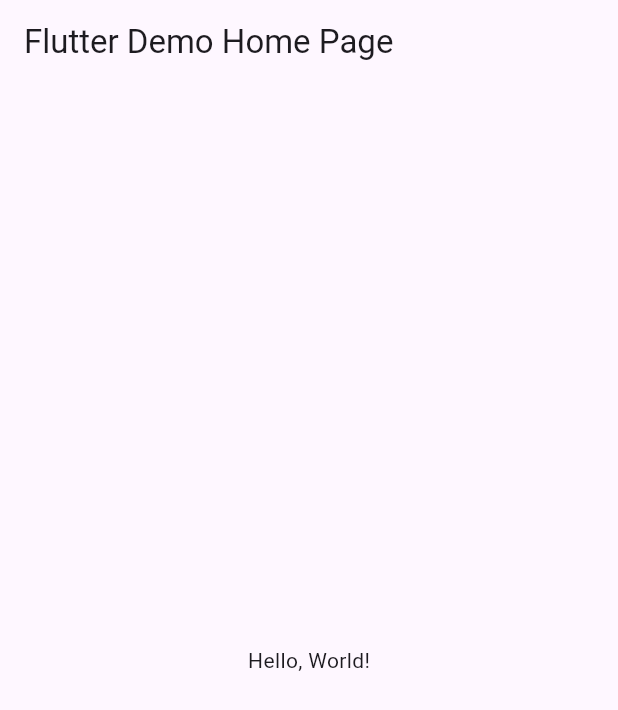
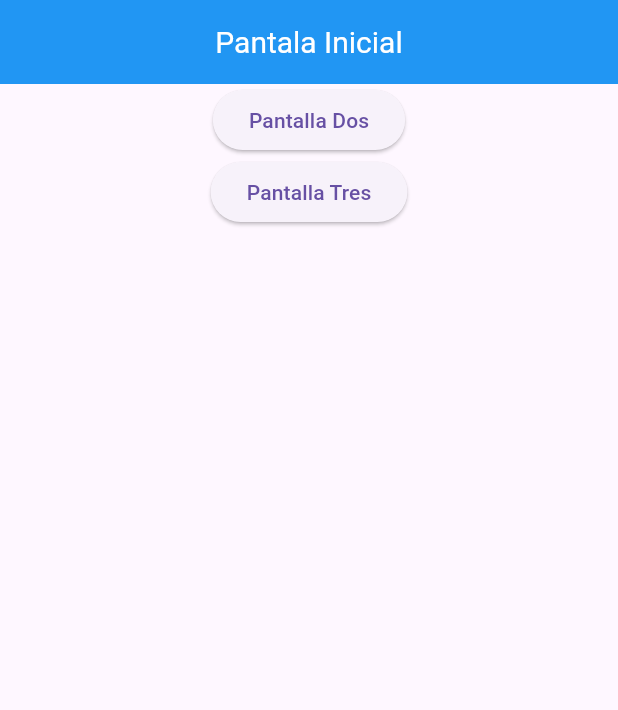
Before and after one commit to Dante-Dominguez-1061/Pantallas_6_I, a Flutter app: the screen it shows after launch, on a phone screen of 412 x 824 dp. Shown: the top 710 px of the screen. Run offline on Flutter 3.47's test engine with Material 3 defaults, Android fonts, the phone set to English and light mode, and no system bars.

Commit message:
Hola pantallas

```diff
--- a/lib/main.dart
+++ b/lib/main.dart
@@ -1,43 +1,22 @@
 import 'package:flutter/material.dart';
+import 'package:dominguezrutas/pagina_inicial.dart';
+import 'package:dominguezrutas/pagina_dos.dart';
+import 'package:dominguezrutas/pagina_tres.dart';
 
-void main() => runApp(MyApp());
+void main() => runApp(MiRutas());
 
-class MyApp extends StatelessWidget {
-  const MyApp({super.key});
-  // This widget is the root of your application.
+class MiRutas extends StatelessWidget {
+  const MiRutas({Key? key}) : super(key: key);
+
   @override
   Widget build(BuildContext context) {
     return MaterialApp(
-      // Application name
-      title: 'Flutter Hello World',
-      // Application theme data, you can set the colors for the application as
-      // you want
-      theme: ThemeData(
-        // useMaterial3: false,
-        primarySwatch: Colors.blue,
-      ),
-      // A widget which will be started on application startup
-      home: MyHomePage(title: 'Flutter Demo Home Page'),
-    );
+        title: 'Rutas entre paginas',
+        initialRoute: '/',
+        routes: {
+          '/': (context) => const PantallaUno(),
+          '/pantalla2': (context) => const PantallaDos(),
+          '/pantalla3': (context) => const PantallaTres()
+        });
   }
 }
-
-class MyHomePage extends StatelessWidget {
-  final String title;
-  const MyHomePage({super.key, required this.title});
-
-  @override
-  Widget build(BuildContext context) {
-    return Scaffold(
-      appBar: AppBar(
-        // The title text which will be shown on the action bar
-        title: Text(title),
-      ),
-      body: Center(
-        child: Text(
-          'Hello, World!',
-        ),
-      ),
-    );
-  }
-}
--- /dev/null
+++ b/lib/pagina_inicial.dart
@@ -0,0 +1,44 @@
+import 'package:flutter/material.dart';
+
+class PantallaUno extends StatelessWidget {
+  const PantallaUno({Key? key}) : super(key: key);
+
+  @override
+  Widget build(BuildContext context) {
+    return Scaffold(
+      appBar: AppBar(
+        backgroundColor: Colors.blue, // Fondo azul del AppBar
+        title: const Center(
+          // Centra el texto
+          child: Text(
+            'Pantala Inicial',
+            style: TextStyle(
+              color: Colors.white, // Letra blanca
+              fontSize: 20.0, // Tamaño de la letra 20
+            ),
+          ),
+        ),
+      ),
+      body: Column(
+        children: [
+          Center(
+            child: ElevatedButton(
+              onPressed: () {
+                Navigator.pushNamed(context, '/pantalla2');
+              },
+              child: const Text('Pantalla Dos'),
+            ),
+          ),
+          Center(
+            child: ElevatedButton(
+              onPressed: () {
+                Navigator.pushNamed(context, '/pantalla3');
+              },
+              child: const Text('Pantalla Tres'),
+            ),
+          ),
+        ],
+      ),
+    );
+  }
+}
```
Also changed, not shown: lib/pagina_dos.dart (added, +32 -0 lines), lib/pagina_tres.dart (added, +32 -0 lines).
